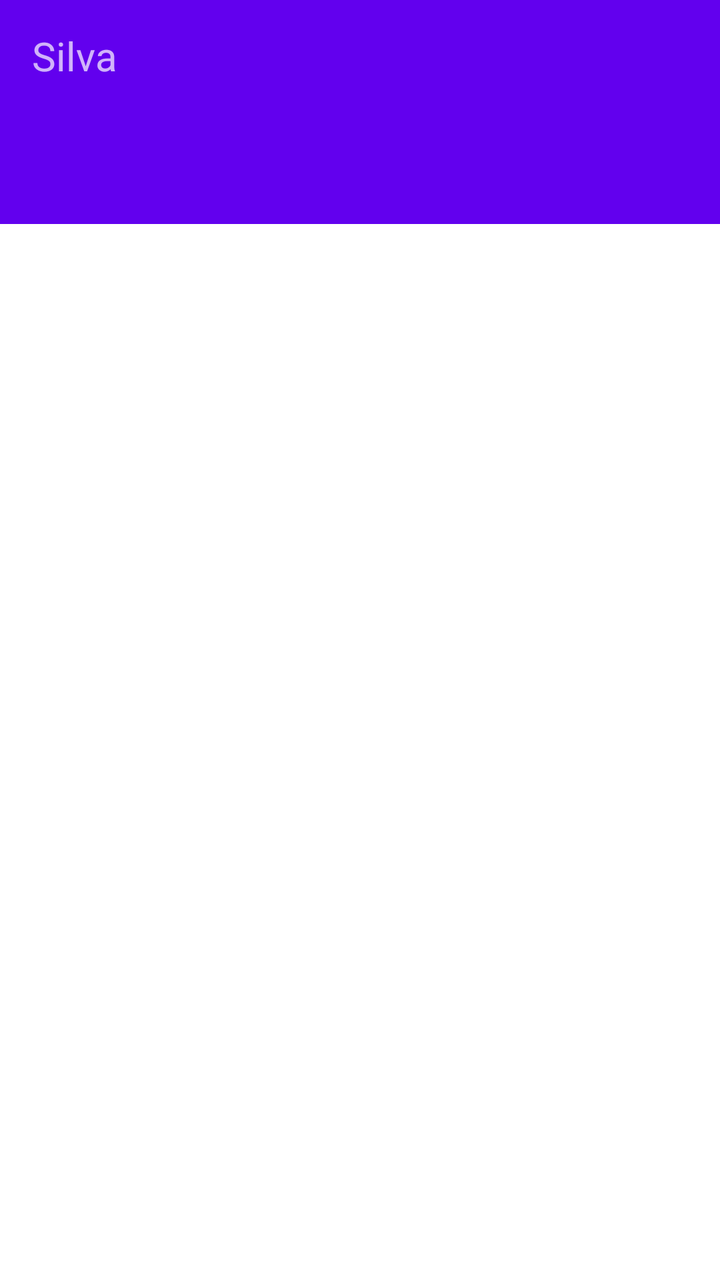
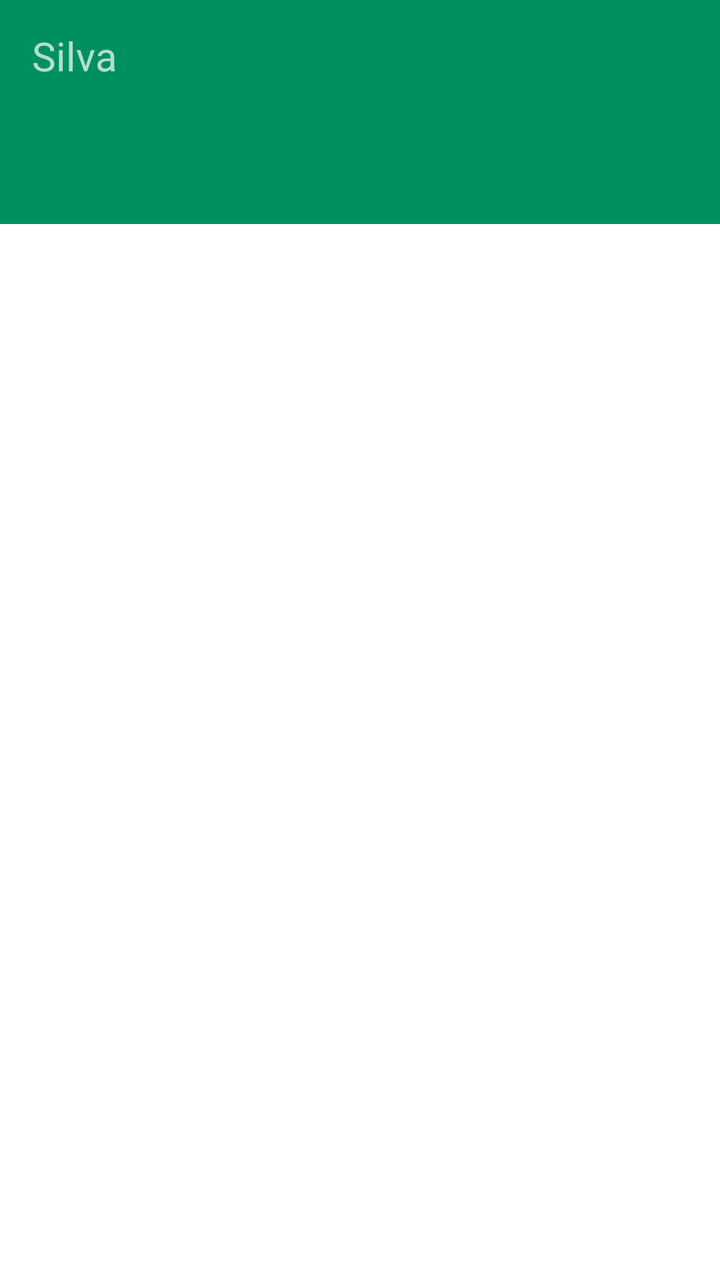

Two renders of the same Android screen: before a commit and after it. Below are the layout's source before the change and the commit's diff.
<!-- AndroidManifest.xml: activity theme Theme.Silva.NoActionBar -->
<!-- res/layout/activity_info.xml -->
<?xml version="1.0" encoding="utf-8"?>
<LinearLayout xmlns:android="http://schemas.android.com/apk/res/android"
    xmlns:app="http://schemas.android.com/apk/res-auto"
    xmlns:tools="http://schemas.android.com/tools"
    android:layout_width="match_parent"
    android:layout_height="match_parent"
    tools:context=".InfoActivity"
    android:orientation="vertical">

    <androidx.appcompat.widget.Toolbar
        android:layout_width="match_parent"
        android:layout_height="wrap_content"
        android:id="@+id/toolbar"
        android:background="@color/design_default_color_primary"
        android:minHeight="?attr/actionBarSize"
        android:theme="@style/ThemeOverlay.AppCompat.Dark.ActionBar"
        app:popupTheme="@style/ThemeOverlay.AppCompat.Dark">

        <TextView
            android:layout_width="wrap_content"
            android:layout_height="wrap_content"
            android:text="Silva"
            android:textSize="20dp">
        </TextView>
    </androidx.appcompat.widget.Toolbar>

    <com.google.android.material.tabs.TabLayout
        android:layout_width="match_parent"
        android:layout_height="wrap_content"
        android:id="@+id/tablayout"
        android:background="@color/design_default_color_primary"
        android:minHeight="?attr/actionBarSize"
        android:theme="@style/ThemeOverlay.AppCompat.Dark.ActionBar"
        app:tabTextColor="@android:color/black">
    </com.google.android.material.tabs.TabLayout>
    
    <androidx.viewpager.widget.ViewPager
        android:layout_width="match_parent"
        android:layout_height="fill_parent"
        android:id="@+id/pager">
    </androidx.viewpager.widget.ViewPager>


</LinearLayout>
<!-- resources referenced by this layout -->
<resources>
  <style name="Theme.Silva.NoActionBar">
          <item name="windowActionBar">false</item>
          <item name="windowNoTitle">true</item>
      </style>
</resources>

<!-- the commit's change to res/layout/activity_info.xml (unified diff, before → after) -->
@@ -11,7 +11,7 @@
         android:layout_width="match_parent"
         android:layout_height="wrap_content"
         android:id="@+id/toolbar"
-        android:background="@color/design_default_color_primary"
+        android:background="#009060"
         android:minHeight="?attr/actionBarSize"
         android:theme="@style/ThemeOverlay.AppCompat.Dark.ActionBar"
         app:popupTheme="@style/ThemeOverlay.AppCompat.Dark">
@@ -28,7 +28,7 @@
         android:layout_width="match_parent"
         android:layout_height="wrap_content"
         android:id="@+id/tablayout"
-        android:background="@color/design_default_color_primary"
+        android:background="#009060"
         android:minHeight="?attr/actionBarSize"
         android:theme="@style/ThemeOverlay.AppCompat.Dark.ActionBar"
         app:tabTextColor="@android:color/black">
